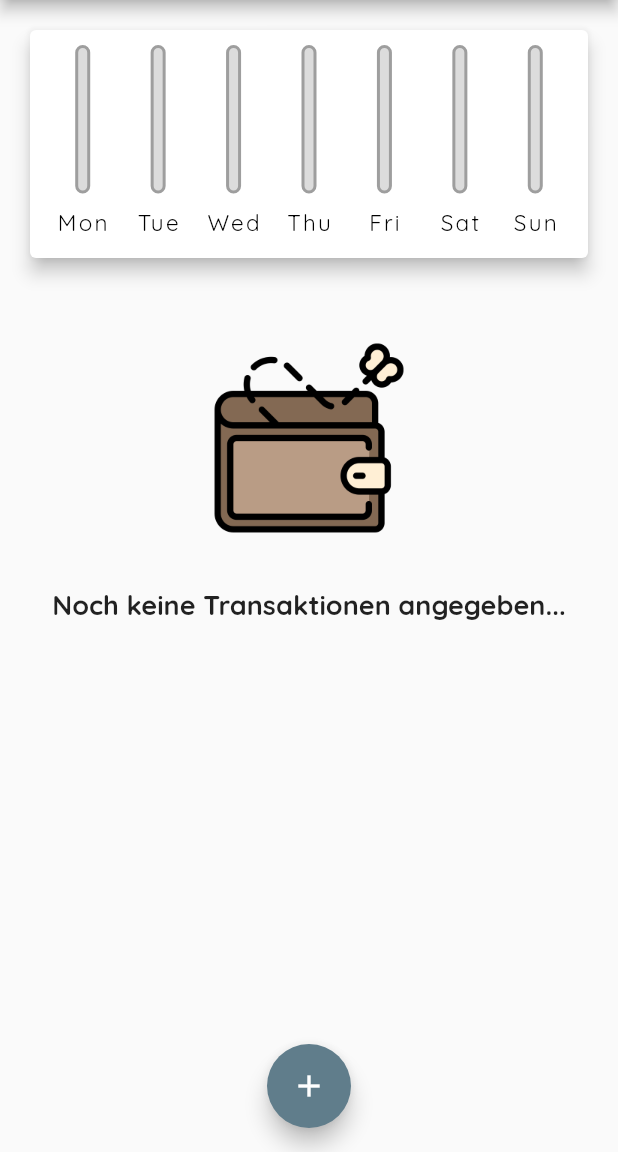
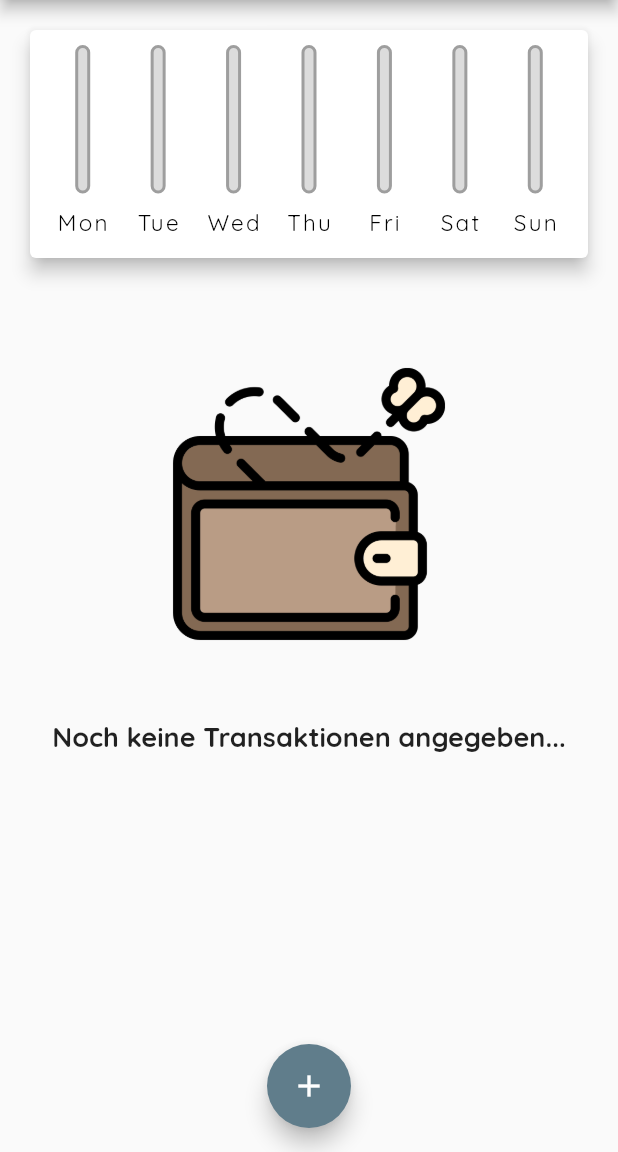
Before and after one commit to Totemi1324/personal_expenses, a Flutter app: the screen it shows after launch, on a phone screen of 412 x 824 dp, the part 84-1236 px from its top. Run offline on Flutter 3.47's test engine with Material 2 defaults, Android fonts, the phone set to English and light mode, and no system bars.

Commit message:
Expand UI responsivity

```diff
--- a/lib/main.dart
+++ b/lib/main.dart
@@ -1,4 +1,5 @@
 import 'package:flutter/material.dart';
+import 'package:flutter/services.dart';
 
 import './widgets/new_transaction_form.dart';
 import './widgets/transaction_list.dart';
@@ -6,6 +7,11 @@
 import './models/transaction.dart';
 
 void main() {
+  /*WidgetsFlutterBinding.ensureInitialized();
+  SystemChrome.setPreferredOrientations([
+    DeviceOrientation.portraitUp,
+    DeviceOrientation.portraitDown,
+  ]);*/
   runApp(const MyApp());
 }
 
@@ -52,6 +58,8 @@
 
 class _MyHomePageState extends State<MyHomePage> {
   final List<Transaction> _userTransactions = [];
+  bool _showChart = false;
+
   List<Transaction> get _recentTransactions {
     return _userTransactions
         .where((transaction) => transaction.date
@@ -87,6 +95,9 @@
 
   @override
   Widget build(BuildContext context) {
+    final isLandscape =
+        (MediaQuery.of(context).orientation == Orientation.landscape);
+
     final appBar = AppBar(
       title: const Text("PersEx"),
       actions: [
@@ -96,7 +107,15 @@
         )
       ],
     );
-    final canvasHeight = MediaQuery.of(context).size.height - appBar.preferredSize.height - MediaQuery.of(context).padding.top;
+
+    final canvasHeight = MediaQuery.of(context).size.height -
+        appBar.preferredSize.height -
+        MediaQuery.of(context).padding.top;
+
+    final transactionList = SizedBox(
+      height: canvasHeight * 0.75,
+      child: TransactionList(_userTransactions),
+    );
 
     return Scaffold(
       appBar: appBar,
@@ -104,14 +123,34 @@
         child: Column(
           crossAxisAlignment: CrossAxisAlignment.stretch,
           children: [
-            SizedBox(
-              height: canvasHeight * 0.25,
-              child: Chart(_recentTransactions),
-            ),
-            SizedBox(
-              height: canvasHeight * 0.75,
-              child: TransactionList(_userTransactions),
-            ),
+            if (isLandscape)
+              Row(
+                mainAxisAlignment: MainAxisAlignment.center,
+                children: [
+                  const Text("Diagramm anzeigen"),
+                  Switch(
+                    value: _showChart,
+                    onChanged: (val) {
+                      setState(() {
+                        _showChart = val;
+                      });
+                    },
+                  ),
+                ],
+              ),
+            if (!isLandscape)
+              SizedBox(
+                height: canvasHeight * 0.25,
+                child: Chart(_recentTransactions),
+              ),
+            if (!isLandscape) transactionList,
+            if (isLandscape)
+              _showChart
+                  ? SizedBox(
+                      height: canvasHeight * 0.6,
+                      child: Chart(_recentTransactions),
+                    )
+                  : transactionList,
           ],
         ),
       ),
--- a/lib/widgets/transaction_list.dart
+++ b/lib/widgets/transaction_list.dart
@@ -32,10 +32,11 @@
   @override
   Widget build(BuildContext context) {
     return transactions.isEmpty
-        ? Column(
+        ? LayoutBuilder(builder: (buildContext, constraints) {
+            return Column(
               children: [
                 SizedBox(
-                height: 200,
+                  height: constraints.maxHeight * 0.5,
                   child: Image.asset(
                     "assets/images/empty_list.png",
                     fit: BoxFit.cover,
@@ -46,7 +47,8 @@
                   style: Theme.of(context).textTheme.titleMedium,
                 ),
               ],
-          )
+            );
+          })
         : ListView.builder(
             itemBuilder: (context, index) {
               return Card(
```
Lines whose indentation alone changed are shown as unchanged.
